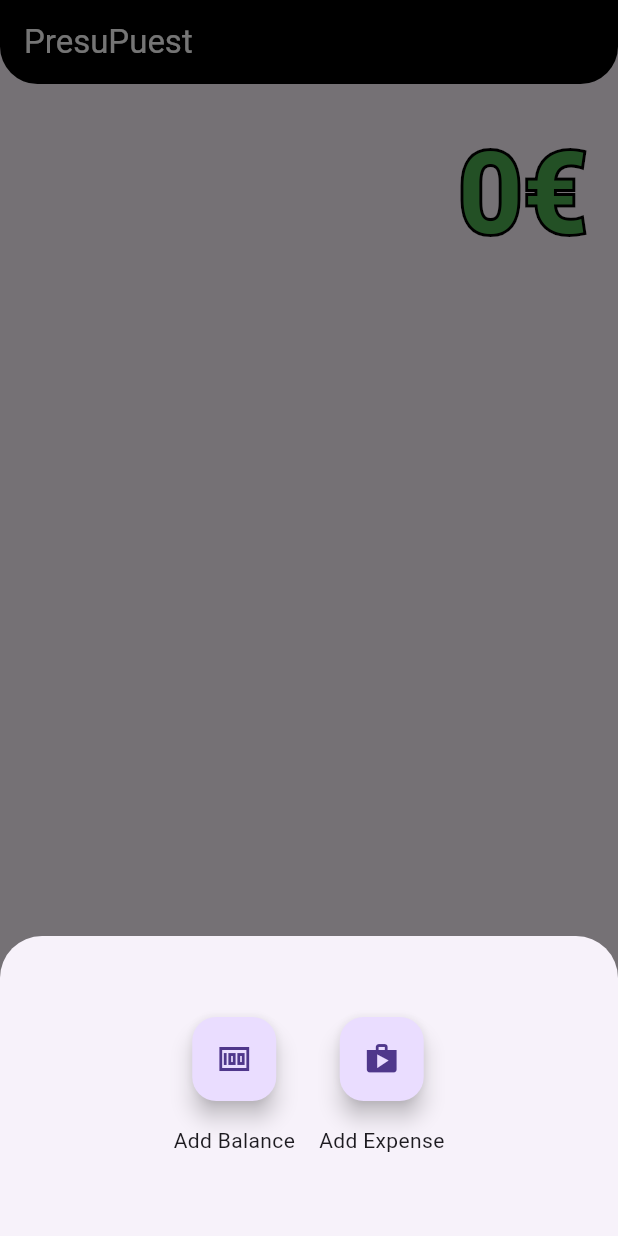
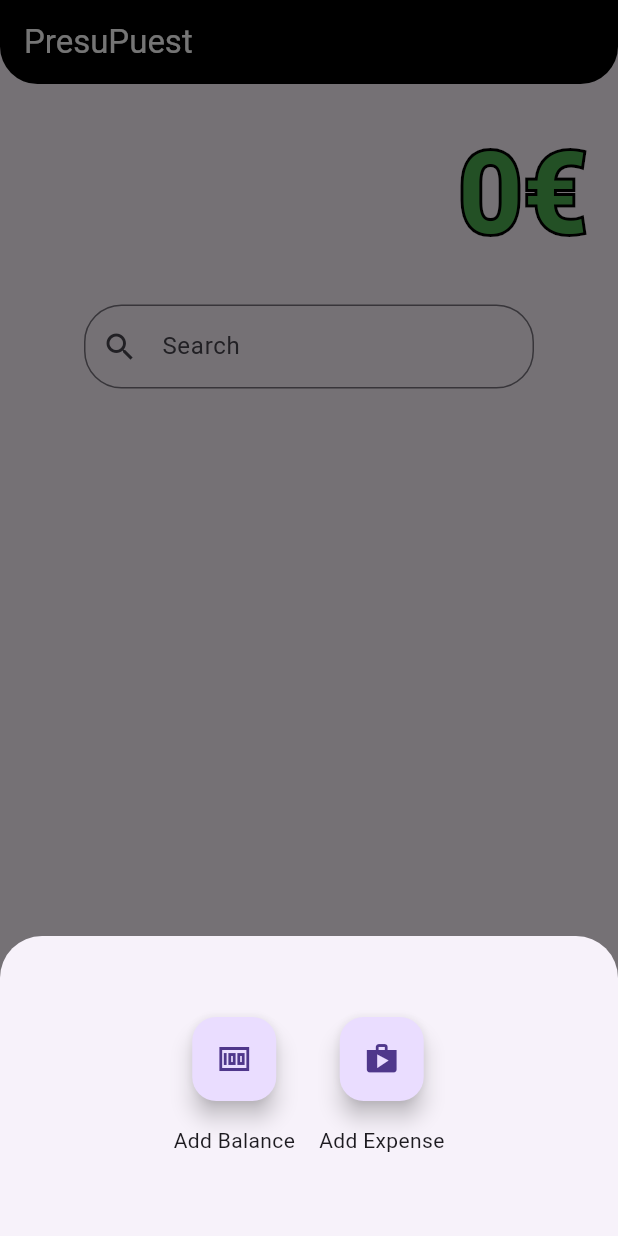
Before and after one commit to ThePangel/PresuPuest, a Flutter app: the screen it shows after launch, after a tap on the "add" icon, on a phone screen of 412 x 824 dp. Run offline on Flutter 3.47's test engine with Material 3 defaults, Android fonts, the light colour scheme and no system bars; our stand-ins replace image_picker, shared_preferences, sqflite, sqflite_common_ffi; accounts and stored records are empty.

Commit message:
Fixed some issues and added search

```diff
--- a/expensetracker/lib/main.dart
+++ b/expensetracker/lib/main.dart
@@ -8,8 +8,10 @@ import 'package:sqflite_common_ffi/sqflite_ffi.dart';
 import 'dart:convert';
 import 'package:image_picker/image_picker.dart';
 import 'package:shared_preferences/shared_preferences.dart';
+import 'package:flutter/services.dart' show rootBundle;
 
 List<Expense> _list = [];
+List<Expense> _listCopy = [];
 var database;
 int balance = 0;
 var prefs;
@@ -28,6 +30,7 @@ void main() async {
   );
   prefs = await SharedPreferences.getInstance();
   _list = await retrieveExpenses();
+  _listCopy = _list;
   balance = prefs.getInt("balance") ?? 0;
   updateBalance();
   runApp(const MyApp());
@@ -112,15 +115,7 @@ class Expense {
 }
 
 void updateBalance() async {
-  int tempBalance = 0;
-  for (int i = 0; i < _list.length; i++) {
-    tempBalance -= _list[i].cost;
-  }
-  if (balance != tempBalance) {
-    balance = tempBalance;
-
-    await prefs.setInt('balance', balance);
-  }
+  await prefs.setInt('balance', balance);
 }
 
 class _MyAppState extends State<MyApp> {
@@ -128,6 +123,16 @@ class _MyAppState extends State<MyApp> {
   File? _image;
   String name = "";
   int cost = 0;
+  TextEditingController editingController = TextEditingController();
+
+  void search(String query) {
+    setState(() {
+      _list = _listCopy
+          .where(
+              (item) => item.name.toLowerCase().contains(query.toLowerCase()))
+          .toList();
+    });
+  }
 
   @override
   Widget build(BuildContext context) {
@@ -179,7 +184,20 @@ class _MyAppState extends State<MyApp> {
                       )),
                 ]),
                 Container(
-                  height: 520,
+                    width: 300,
+                    child: TextField(
+                      controller: editingController,
+                      decoration: InputDecoration(
+                          labelText: "Search",
+                          hintText: "Search",
+                          prefixIcon: Icon(Icons.search),
+                          border: OutlineInputBorder(
+                              borderRadius:
+                                  BorderRadius.all(Radius.circular(25.0)))),
+                      onChanged: (value) => search(value),
+                    )),
+                Container(
+                  height: 420,
                   child: Center(
                       child: Card(
                     elevation: 0,
@@ -409,11 +427,15 @@ class _MyAppState extends State<MyApp> {
                                                                           insertExpense(Expense(
                                                                               name: name,
                                                                               cost: cost,
-                                                                              image: base64Encode(await _image!.readAsBytes())));
+                                                                              image: base64Encode(_image != null ? await _image!.readAsBytes() : (await rootBundle.load('assets/no-image-icon.png')).buffer.asUint8List())));
 
                                                                           _list =
                                                                               await retrieveExpenses();
 
+                                                                          _listCopy =
+                                                                              _list;
+                                                                          balance -=
+                                                                              cost;
                                                                           setState(
                                                                               () {
                                                                             updateBalance();
--- a/expensetracker/pubspec.yaml
+++ b/expensetracker/pubspec.yaml
@@ -59,6 +59,9 @@ dev_dependencies:
 
 # The following section is specific to Flutter packages.
 flutter:
+  assets:
+    - assets/
+
 
   # The following line ensures that the Material Icons font is
   # included with your application, so that you can use the icons in
```
Also changed, not shown: expensetracker/assets/no-image-icon.png (added).
